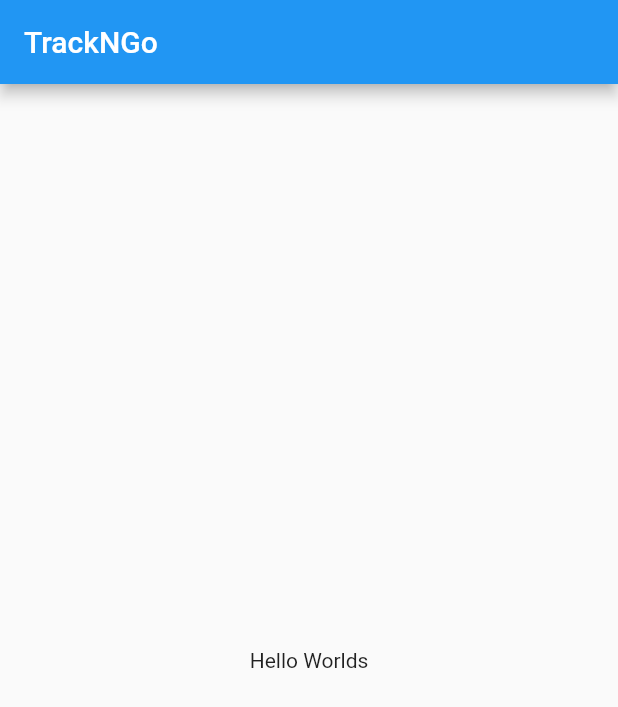
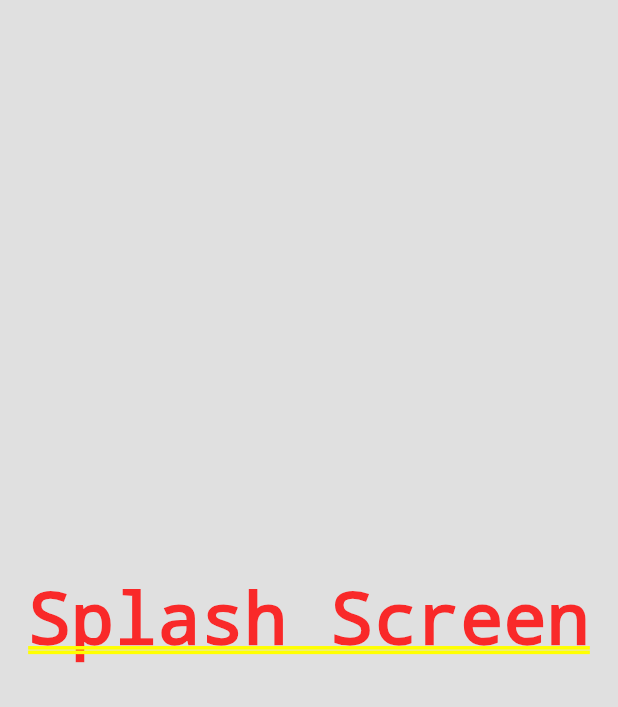
Before and after one commit to Kim-Arcena/TrackNGo, a Flutter app: the first screen one second after launch, on a phone screen of 412 x 824 dp. Shown: the top 707 px of the screen. Run offline on Flutter 3.47's test engine with Material 2 defaults, Android fonts, the light colour scheme and no system bars.

Commit message:
initialize splash screen

```diff
--- a/trackngo/lib/main.dart
+++ b/trackngo/lib/main.dart
@@ -1,4 +1,5 @@
 import 'package:flutter/material.dart';
+import 'package:trackngo/splashScreen/splash_screen.dart';
 
 void main() async {
   WidgetsFlutterBinding.ensureInitialized();
@@ -8,14 +9,7 @@ void main() async {
     theme: ThemeData(
       primarySwatch: Colors.blue,
     ),
-    home: Scaffold(
-      appBar: AppBar(
-        title: const Text('TrackNGo'),
-      ),
-      body: const Center(
-        child: Text('Hello Worlds'),
-      ),
-    ),
+    home: MySplashScreen(),
     debugShowCheckedModeBanner: false,
   )));
 }
--- /dev/null
+++ b/trackngo/lib/splashScreen/splash_screen.dart
@@ -0,0 +1,35 @@
+import "dart:async";
+
+import "package:flutter/material.dart";
+import "package:trackngo/mainScreen/main_screen.dart";
+
+class MySplashScreen extends StatefulWidget {
+  const MySplashScreen({super.key});
+
+  @override
+  State<MySplashScreen> createState() => _MySplashScreenState();
+}
+
+class _MySplashScreenState extends State<MySplashScreen> {
+  startTimer() {
+    Timer(const Duration(seconds: 3), () async {
+      Navigator.push(
+          context, MaterialPageRoute(builder: (context) => MainScreen()));
+    });
+  }
+
+  initState() {
+    super.initState();
+    startTimer();
+  }
+
+  @override
+  Widget build(BuildContext context) {
+    return Container(
+      color: Colors.black12,
+      child: const Center(
+        child: Text('Splash Screen'),
+      ),
+    );
+  }
+}
--- a/trackngo/pubspec.yaml
+++ b/trackngo/pubspec.yaml
@@ -60,6 +60,9 @@ flutter:
 
   # To add assets to your application, add an assets section, like this:
   # assets:
+  #   - images/logo.png
+
+
   #   - images/a_dot_burr.jpeg
   #   - images/a_dot_ham.jpeg
 
```
Also changed, not shown: trackngo/lib/mainScreen/main_screen.dart (added, +22 -0 lines).
